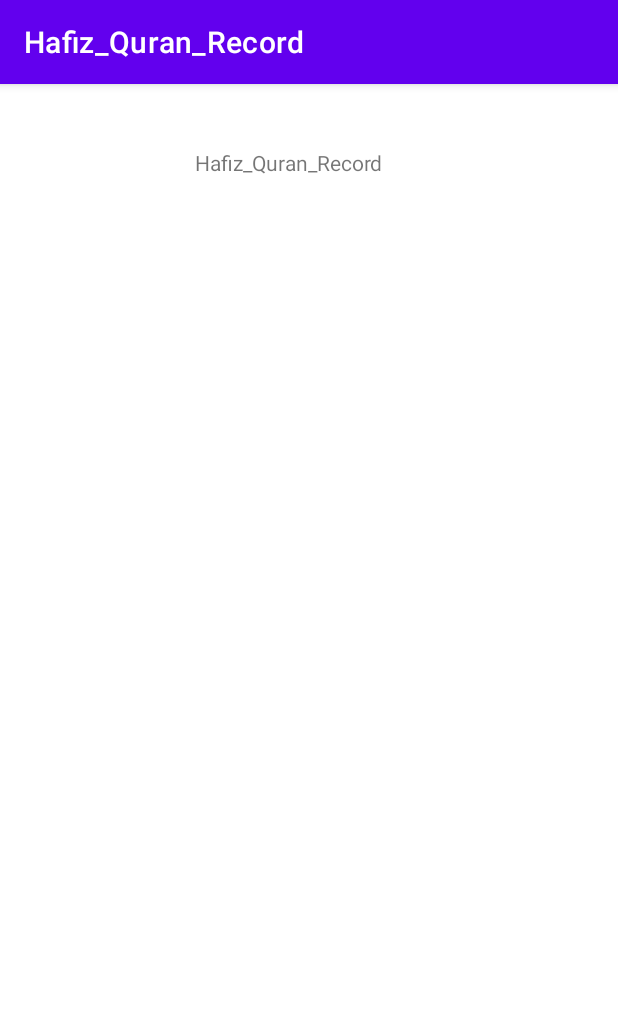
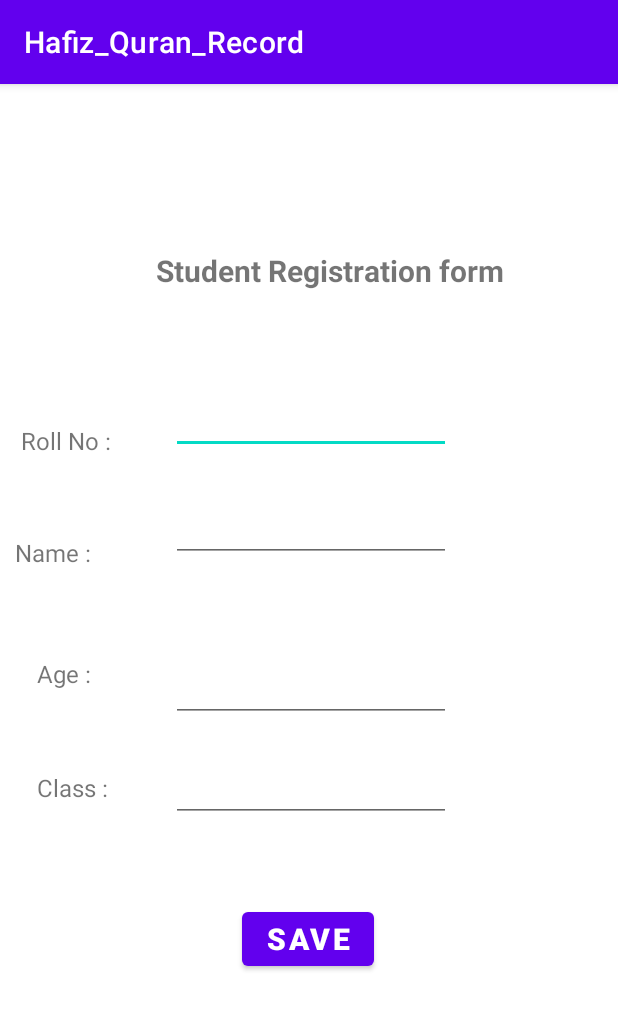
Before and after one commit to ShoaibAkram2001/Hafiz_Quran_Record_App, an Android app: the screen it shows after launch (MainActivity), on a phone screen of 412 x 824 dp. Shown: the top 1010 px of the screen. Run offline under Robolectric (Android 15) with nearby library versions, the phone set to English and light mode, and no system bars.

Commit message:
Launched activity finished

```diff
--- a/app/src/main/res/layout/activity_main.xml
+++ b/app/src/main/res/layout/activity_main.xml
@@ -10,11 +10,136 @@
         android:id="@+id/textView"
         android:layout_width="wrap_content"
         android:layout_height="wrap_content"
-        android:text="Hafiz_Quran_Record"
+        android:padding="10dp"
+        android:text="Student Registration form"
+        android:textSize="20dp"
+        android:textStyle="bold"
         app:layout_constraintBottom_toBottomOf="parent"
         app:layout_constraintEnd_toEndOf="parent"
-        app:layout_constraintHorizontal_bias="0.453"
+        app:layout_constraintHorizontal_bias="0.587"
         app:layout_constraintStart_toStartOf="parent"
         app:layout_constraintTop_toTopOf="parent"
-        app:layout_constraintVertical_bias="0.057" />
+        app:layout_constraintVertical_bias="0.14" />
+
+    <TextView
+        android:id="@+id/textView2"
+        android:layout_width="wrap_content"
+        android:layout_height="wrap_content"
+        android:text=" Roll No :"
+        android:textSize="16dp"
+        app:layout_constraintBottom_toBottomOf="parent"
+        app:layout_constraintEnd_toStartOf="@+id/textView"
+        app:layout_constraintHorizontal_bias="0.333"
+        app:layout_constraintStart_toStartOf="parent"
+        app:layout_constraintTop_toTopOf="parent"
+        app:layout_constraintVertical_bias="0.304" />
+
+    <EditText
+        android:id="@+id/editTextTextPersonName"
+        android:layout_width="wrap_content"
+        android:layout_height="wrap_content"
+        android:layout_marginStart="28dp"
+        android:layout_marginTop="204dp"
+        android:ems="10"
+        android:inputType="textPersonName"
+
+        android:textSize="16dp"
+        app:layout_constraintEnd_toEndOf="parent"
+        app:layout_constraintHorizontal_bias="0.096"
+        app:layout_constraintStart_toEndOf="@+id/textView2"
+        app:layout_constraintTop_toTopOf="parent" />
+
+    <TextView
+        android:id="@+id/textView3"
+        android:layout_width="wrap_content"
+        android:layout_height="wrap_content"
+        android:text="Name :"
+        android:textSize="16dp"
+        app:layout_constraintBottom_toBottomOf="parent"
+        app:layout_constraintEnd_toEndOf="@+id/textView2"
+        app:layout_constraintHorizontal_bias="0.0"
+        app:layout_constraintStart_toStartOf="@+id/textView2"
+        app:layout_constraintTop_toBottomOf="@+id/textView2"
+        app:layout_constraintVertical_bias="0.106" />
+
+    <EditText
+        android:id="@+id/editTextTextPersonName2"
+        android:layout_width="wrap_content"
+        android:layout_height="wrap_content"
+        android:layout_marginStart="36dp"
+        android:layout_marginTop="20dp"
+        android:ems="10"
+        android:inputType="textPersonName"
+        android:textSize="16dp"
+        app:layout_constraintBottom_toTopOf="@+id/editTextTextPersonName3"
+        app:layout_constraintEnd_toEndOf="@+id/editTextTextPersonName"
+        app:layout_constraintHorizontal_bias="1.0"
+        app:layout_constraintStart_toEndOf="@+id/textView3"
+        app:layout_constraintTop_toBottomOf="@+id/editTextTextPersonName"
+        app:layout_constraintVertical_bias="0.13" />
+
+    <TextView
+        android:id="@+id/textView4"
+        android:layout_width="wrap_content"
+        android:layout_height="wrap_content"
+        android:layout_marginBottom="364dp"
+        android:text="Age :"
+        android:textSize="16dp"
+        app:layout_constraintBottom_toBottomOf="parent"
+        app:layout_constraintEnd_toEndOf="@+id/textView3"
+        app:layout_constraintHorizontal_bias="1.0"
+        app:layout_constraintStart_toStartOf="@+id/textView3" />
+
+    <EditText
+        android:id="@+id/editTextTextPersonName3"
+        android:layout_width="wrap_content"
+        android:layout_height="wrap_content"
+        android:layout_marginBottom="24dp"
+        android:ems="10"
+        android:inputType="textPersonName"
+        android:textSize="16dp"
+        app:layout_constraintBottom_toTopOf="@+id/editTextTextPersonName4"
+        app:layout_constraintEnd_toEndOf="@+id/editTextTextPersonName2"
+        app:layout_constraintHorizontal_bias="1.0"
+        app:layout_constraintStart_toStartOf="@+id/editTextTextPersonName2" />
+
+    <TextView
+        android:id="@+id/textView5"
+        android:layout_width="wrap_content"
+        android:layout_height="wrap_content"
+        android:layout_marginBottom="288dp"
+        android:text="Class :"
+        android:textSize="16dp"
+        app:layout_constraintBottom_toBottomOf="parent"
+        app:layout_constraintEnd_toEndOf="@+id/textView4"
+        app:layout_constraintHorizontal_bias="0.0"
+        app:layout_constraintStart_toStartOf="@+id/textView4" />
+
+    <EditText
+        android:id="@+id/editTextTextPersonName4"
+        android:layout_width="wrap_content"
+        android:layout_height="wrap_content"
+        android:layout_marginBottom="276dp"
+        android:ems="10"
+        android:inputType="textPersonName"
+
+        android:textSize="16dp"
+        app:layout_constraintBottom_toBottomOf="parent"
+        app:layout_constraintEnd_toEndOf="@+id/editTextTextPersonName3"
+        app:layout_constraintHorizontal_bias="0.0"
+        app:layout_constraintStart_toStartOf="@+id/editTextTextPersonName3" />
+
+    <Button
+        android:id="@+id/button2"
+        android:layout_width="wrap_content"
+        android:layout_height="wrap_content"
+        android:text="Save"
+        android:textSize="20dp"
+        android:textStyle="bold"
+        app:layout_constraintBottom_toBottomOf="parent"
+        app:layout_constraintEnd_toEndOf="parent"
+        app:layout_constraintHorizontal_bias="0.498"
+        app:layout_constraintStart_toStartOf="parent"
+        app:layout_constraintTop_toBottomOf="@+id/editTextTextPersonName4"
+        app:layout_constraintVertical_bias="0.238" />
 </androidx.constraintlayout.widget.ConstraintLayout>
```
